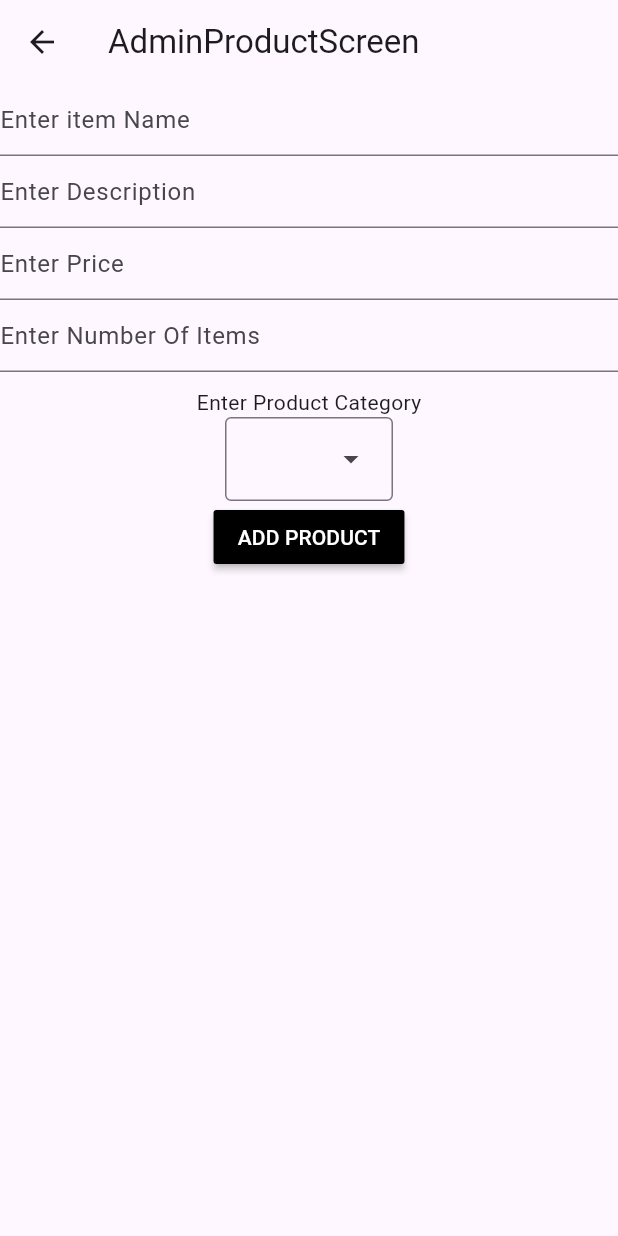
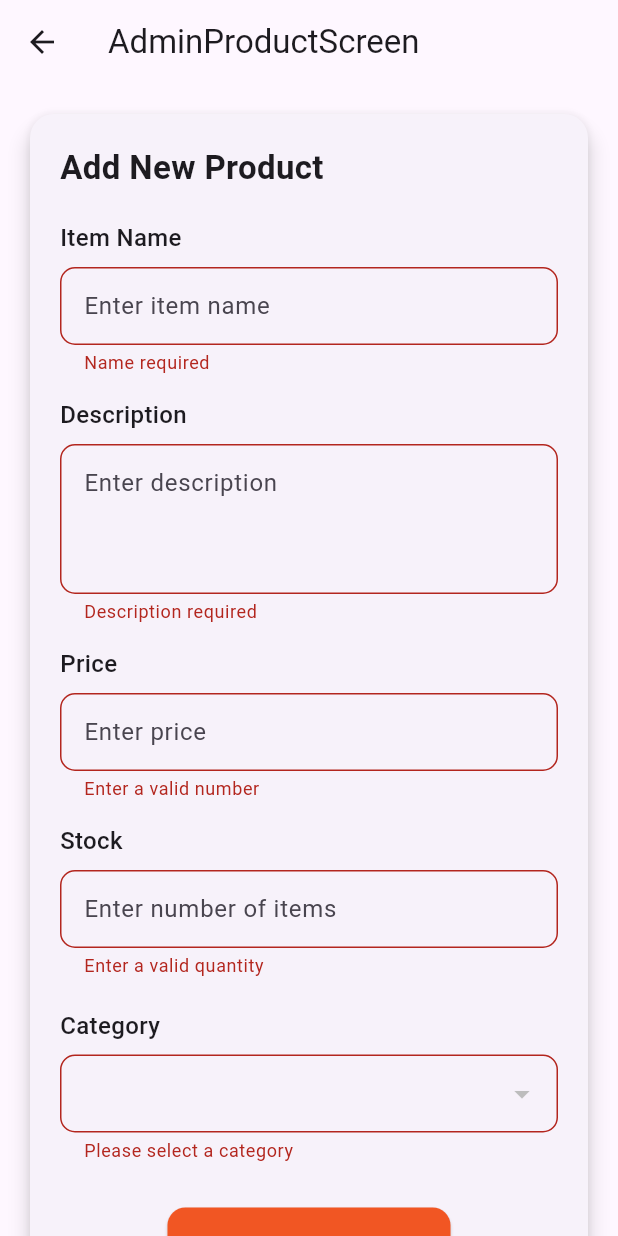
Before and after one commit to MohamedHisham34/rev_rider, a Flutter app: the AdminAddProduct screen opened by its route, after a tap on "ADD PRODUCT", on a phone screen of 412 x 824 dp. Run offline on Flutter 3.47's test engine with Material 3 defaults, Android fonts, the light colour scheme and no system bars; our stand-ins replace cloud_firestore, curved_navigation_bar, firebase_auth, firebase_core, font_awesome_flutter; accounts and stored records are empty.

Commit message:
Admin Screens( Add // List ) Interface Update

```diff
--- a/lib/widgets/admin_add_product_interface.dart
+++ b/lib/widgets/admin_add_product_interface.dart
@@ -1,105 +1,205 @@
 // ignore_for_file: prefer_const_constructors
 
 import 'dart:math';
-
 import 'package:flutter/material.dart';
+import 'package:rev_rider/constants/colors.dart';
 import 'package:rev_rider/models/product_model.dart';
 import 'package:rev_rider/services/product_service.dart';
 
-class AdminAddProductInterface extends StatelessWidget {
-  AdminAddProductInterface({
-    super.key,
-    required this.snapshot,
-  });
+class AdminAddProductInterface extends StatefulWidget {
   final AsyncSnapshot snapshot;
 
+  const AdminAddProductInterface({super.key, required this.snapshot});
+
+  @override
+  State<AdminAddProductInterface> createState() =>
+      _AdminAddProductInterfaceState();
+}
+
+class _AdminAddProductInterfaceState extends State<AdminAddProductInterface> {
+  final _formKey = GlobalKey<FormState>();
+
+  final _nameController = TextEditingController();
+  final _descController = TextEditingController();
+  final _priceController = TextEditingController();
+  final _stockController = TextEditingController();
+
   String productId = Random().nextInt(999999999).toString();
+  String? selectedCategory;
 
-  var selectedCategory;
+  @override
+  void dispose() {
+    _nameController.dispose();
+    _descController.dispose();
+    _priceController.dispose();
+    _stockController.dispose();
+    super.dispose();
+  }
 
-  String? itemName;
+  void _addProduct() {
+    if (!_formKey.currentState!.validate()) return;
 
-  double? price;
+    final product = ProductModel.addProductToApp(
+      productID: productId,
+      itemName: _nameController.text,
+      price: double.tryParse(_priceController.text),
+      description: _descController.text,
+      imageUrl: null,
+      stock: int.tryParse(_stockController.text),
+      productCategory: selectedCategory,
+    );
 
-  String? description;
-
-  String? imageUrl;
-
-  int? stock;
+    productReference.doc(productId).set(product.productInfo());
+  }
 
   @override
   Widget build(BuildContext context) {
+    final categories = widget.snapshot.data?.docs ?? [];
+
+    return SingleChildScrollView(
+      padding: EdgeInsets.all(16),
+      child: Center(
+        child: Card(
+          elevation: 6,
+          shape:
+              RoundedRectangleBorder(borderRadius: BorderRadius.circular(16)),
+          child: Padding(
+            padding: EdgeInsets.all(20),
+            child: Form(
+              key: _formKey,
+              child: Column(
+                crossAxisAlignment: CrossAxisAlignment.start,
+                children: [
+                  Text(
+                    "Add New Product",
+                    style: TextStyle(
+                      fontSize: 22,
+                      fontWeight: FontWeight.bold,
+                    ),
+                  ),
+                  SizedBox(height: 20),
+                  _buildTextField(
+                    controller: _nameController,
+                    label: "Item Name",
+                    hint: "Enter item name",
+                    validatorMsg: "Name required",
+                  ),
+                  SizedBox(height: 15),
+                  _buildTextField(
+                    controller: _descController,
+                    label: "Description",
+                    hint: "Enter description",
+                    validatorMsg: "Description required",
+                    maxLines: 3,
+                  ),
+                  SizedBox(height: 15),
+                  _buildTextField(
+                    controller: _priceController,
+                    label: "Price",
+                    hint: "Enter price",
+                    validatorMsg: "Enter a valid number",
+                    keyboardType:
+                        TextInputType.numberWithOptions(decimal: true),
+                    isDouble: true,
+                  ),
+                  SizedBox(height: 15),
+                  _buildTextField(
+                    controller: _stockController,
+                    label: "Stock",
+                    hint: "Enter number of items",
+                    validatorMsg: "Enter a valid quantity",
+                    keyboardType: TextInputType.number,
+                    isInt: true,
+                  ),
+                  SizedBox(height: 20),
+                  Text(
+                    "Category",
+                    style: TextStyle(fontSize: 16, fontWeight: FontWeight.w500),
+                  ),
+                  SizedBox(height: 8),
+                  DropdownButtonFormField<String>(
+                    value: selectedCategory,
+                    decoration: InputDecoration(
+                      border: OutlineInputBorder(
+                        borderRadius: BorderRadius.circular(10),
+                      ),
+                      contentPadding:
+                          EdgeInsets.symmetric(horizontal: 12, vertical: 14),
+                    ),
+                    items: categories.map<DropdownMenuItem<String>>((doc) {
+                      return DropdownMenuItem<String>(
+                        value: doc.id,
+                        child: Text(doc['name']),
+                      );
+                    }).toList(),
+                    onChanged: (value) {
+                      setState(() => selectedCategory = value);
+                    },
+                    validator: (value) =>
+                        value == null ? "Please select a category" : null,
+                  ),
+                  SizedBox(height: 30),
+                  Center(
+                    child: ElevatedButton(
+                      onPressed: _addProduct,
+                      style: ElevatedButton.styleFrom(
+                        padding:
+                            EdgeInsets.symmetric(horizontal: 40, vertical: 16),
+                        shape: RoundedRectangleBorder(
+                          borderRadius: BorderRadius.circular(12),
+                        ),
+                        backgroundColor: PrimaryOrangeColor,
+                      ),
+                      child: Text(
+                        "ADD PRODUCT",
+                        style: TextStyle(fontSize: 16, color: Colors.white),
+                      ),
+                    ),
+                  ),
+                ],
+              ),
+            ),
+          ),
+        ),
+      ),
+    );
+  }
+
+  Widget _buildTextField({
+    required TextEditingController controller,
+    required String label,
+    required String hint,
+    required String validatorMsg,
+    TextInputType keyboardType = TextInputType.text,
+    int maxLines = 1,
+    bool isDouble = false,
+    bool isInt = false,
+  }) {
     return Column(
+      crossAxisAlignment: CrossAxisAlignment.start,
       children: [
-        TextField(
-          decoration: InputDecoration(hintText: "Enter item Name"),
-          onChanged: (value) {
-            itemName = value;
+        Text(label,
+            style: TextStyle(fontSize: 16, fontWeight: FontWeight.w500)),
+        SizedBox(height: 8),
+        TextFormField(
+          controller: controller,
+          keyboardType: keyboardType,
+          maxLines: maxLines,
+          decoration: InputDecoration(
+            hintText: hint,
+            border: OutlineInputBorder(
+              borderRadius: BorderRadius.circular(10),
+            ),
+            contentPadding: EdgeInsets.symmetric(horizontal: 12, vertical: 14),
+          ),
+          validator: (value) {
+            if (value == null || value.isEmpty) return validatorMsg;
+            if (isDouble && double.tryParse(value) == null)
+              return "Enter a valid number";
+            if (isInt && int.tryParse(value) == null)
+              return "Enter a valid integer";
+            return null;
           },
-        ),
-        TextField(
-          decoration: InputDecoration(hintText: "Enter Description"),
-          onChanged: (value) {
-            description = value;
-          },
-        ),
-        TextFormField(
-          decoration: InputDecoration(hintText: "Enter Price"),
-          keyboardType: TextInputType.number,
-          onChanged: (value) {
-            try {
-              price = double.parse(value);
-            } catch (e) {
-              print(e);
-            }
-          },
-        ),
-        TextFormField(
-          decoration: InputDecoration(hintText: "Enter Number Of Items"),
-          keyboardType: TextInputType.number,
-          onChanged: (value) {
-            try {
-              stock = int.parse(value);
-            } catch (e) {
-              print(e);
-            }
-          },
-        ),
-        SizedBox(
-          height: 10,
-        ),
-        Text('Enter Product Category'),
-        DropdownMenu(
-          dropdownMenuEntries: List.generate(
-            snapshot.data!.docs.length ?? 3,
-            (index) {
-              return DropdownMenuEntry(
-                value: snapshot.data?.docs[index].id,
-                label: snapshot.data?.docs[index]['name'],
-              );
-            },
-          ),
-          onSelected: (value) {
-            selectedCategory = value;
-            print(selectedCategory);
-          },
-        ),
-        MaterialButton(
-          color: Colors.black,
-          textColor: Colors.white,
-          onPressed: () async {
-            ProductModel productModel = ProductModel.addProductToApp(
-                productID: productId,
-                itemName: itemName,
-                price: price,
-                description: description,
-                imageUrl: null,
-                stock: stock,
-                productCategory: selectedCategory);
-
-            productReference.doc(productId).set(productModel.productInfo());
-          },
-          child: Text("ADD PRODUCT"),
         ),
       ],
     );
```
Also changed, not shown: lib/widgets/admin_product_interface.dart (+132 -93 lines).
